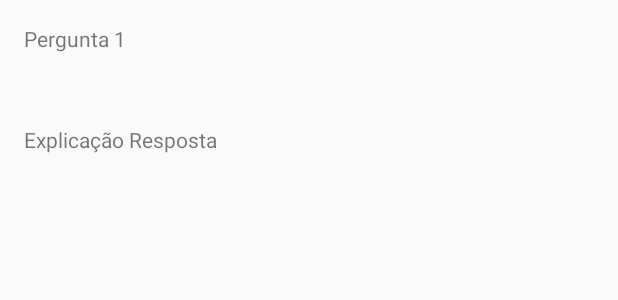
After one commit to ferreiraapfer/fatec-tcc-netnode, an Android app: the layout activity_explicacao_teste.xml on its own in the app's theme, with its tools: preview values and no code run, on a phone screen of 412 x 824 dp. The commit adds this screen. Shown: the top 300 px of the screen. Run offline under Robolectric (Android 15) with nearby library versions, the phone set to English and light mode, and no system bars.

Commit message:
add layout explicacao & to-do no teste

```diff
--- a/AppRedes/app/src/main/AndroidManifest.xml
+++ b/AppRedes/app/src/main/AndroidManifest.xml
@@ -25,7 +25,8 @@
         <activity android:name=".activities.MenuTopicosActivity" />
         <activity android:name=".activities.TopicoActivity" />
         <activity android:name=".activities.MenuTestesActivity" />
-        <activity android:name=".activities.TesteActivity"></activity>
+        <activity android:name=".activities.TesteActivity" />
+        <activity android:name=".ExplicacaoTesteActivity"></activity>
     </application>
 
 </manifest>
--- a/AppRedes/app/src/main/java/com/fatec/fernanda/appredes/Activities/TesteActivity.java
+++ b/AppRedes/app/src/main/java/com/fatec/fernanda/appredes/Activities/TesteActivity.java
@@ -65,8 +65,15 @@ public class TesteActivity extends AppCompatActivity {
         arrayRespostas = new ArrayList<>();
 
         /*
-        Receber index da questao pelo intent. Colocar intent a partir da seleção no menu
-        Contar quantas questoes tem. Se essa não for aúltima, colocar o index no intent seguinte
+        TODO Receber index da questao pelo intent (Colocar intent a partir da seleção no menu).
+        TODO Pegar 10 questões referentes ao conteúdo selecionado
+        TODO Exibir perguntas
+        TODO Exibir respostas
+        TODO Contar quantas questoes tem. Se essa não for aúltima, colocar o index no intent seguinte
+        - Botão de concluir teste
+        TODO Calcular respostas certas e nota
+        TODO Ao final, exibir botão de voltar ao menu principal
+        TODO Ao final, exibir teste com resposta certa e explicações
          */
 
         //RECEBENDO O ID DA QUESTAO
--- /dev/null
+++ b/AppRedes/app/src/main/java/com/fatec/fernanda/appredes/ExplicacaoTesteActivity.java
@@ -0,0 +1,13 @@
+package com.fatec.fernanda.appredes;
+
+import android.support.v7.app.AppCompatActivity;
+import android.os.Bundle;
+
+public class ExplicacaoTesteActivity extends AppCompatActivity {
+
+    @Override
+    protected void onCreate(Bundle savedInstanceState) {
+        super.onCreate(savedInstanceState);
+        setContentView(R.layout.activity_explicacao_teste);
+    }
+}
--- /dev/null
+++ b/AppRedes/app/src/main/res/layout/activity_explicacao_teste.xml
@@ -0,0 +1,51 @@
+<?xml version="1.0" encoding="utf-8"?>
+<RelativeLayout xmlns:android="http://schemas.android.com/apk/res/android"
+    xmlns:tools="http://schemas.android.com/tools"
+    xmlns:app="http://schemas.android.com/apk/res-auto"
+    android:id="@+id/activity_explicacao_teste"
+    android:layout_width="match_parent"
+    android:layout_height="match_parent"
+    android:paddingBottom="@dimen/activity_vertical_margin"
+    android:paddingLeft="@dimen/activity_horizontal_margin"
+    android:paddingRight="@dimen/activity_horizontal_margin"
+    android:paddingTop="@dimen/activity_vertical_margin"
+    tools:context="com.fatec.fernanda.appredes.ExplicacaoTesteActivity">
+
+    <ScrollView
+        android:layout_width="match_parent"
+        android:layout_height="match_parent">
+
+        <LinearLayout
+            android:layout_width="match_parent"
+            android:layout_height="match_parent"
+            android:orientation="vertical">
+
+            <TextView
+                android:id="@+id/txtPergunta1"
+                android:layout_width="match_parent"
+                android:layout_height="wrap_content"
+                android:layout_alignParentTop="true"
+                android:layout_centerHorizontal="true"
+                android:text="Pergunta 1" />
+
+            <ImageView
+                android:id="@+id/imgIlustracao1"
+                app:srcCompat="@mipmap/ic_launcher"
+                android:layout_width="wrap_content"
+                android:layout_height="wrap_content"
+                android:layout_below="@+id/txtPergunta1"
+                android:layout_centerHorizontal="true"
+                android:visibility="invisible" />
+
+           <TextView
+               android:id="@+id/txtExplicacao1"
+               android:layout_width="match_parent"
+               android:layout_height="wrap_content"
+               android:layout_below="@+id/imgIlustracao1"
+               android:layout_centerHorizontal="true"
+               android:text="Explicação Resposta"/>
+
+        </LinearLayout>
+    </ScrollView>
+
+</RelativeLayout>
```
Also changed, not shown: 10 other files.
